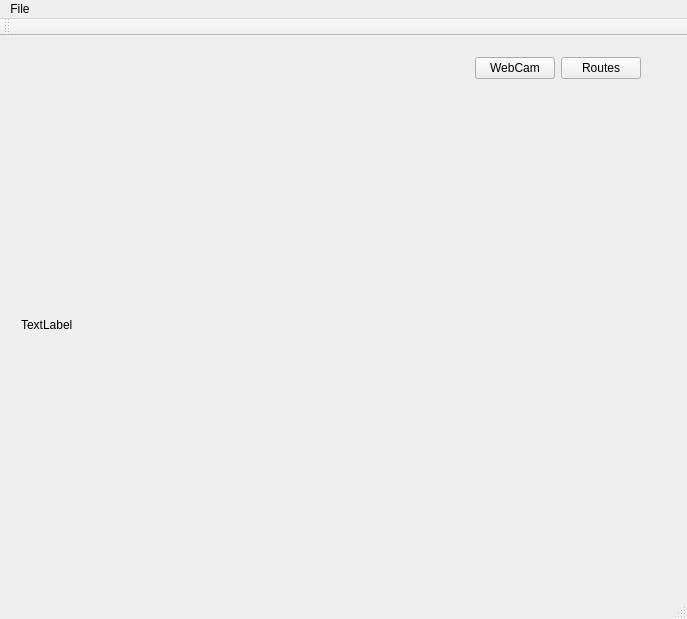
The window that cpp/car-gui/main_window.ui (berickson/car) describes before a commit, drawn with Qt 5.
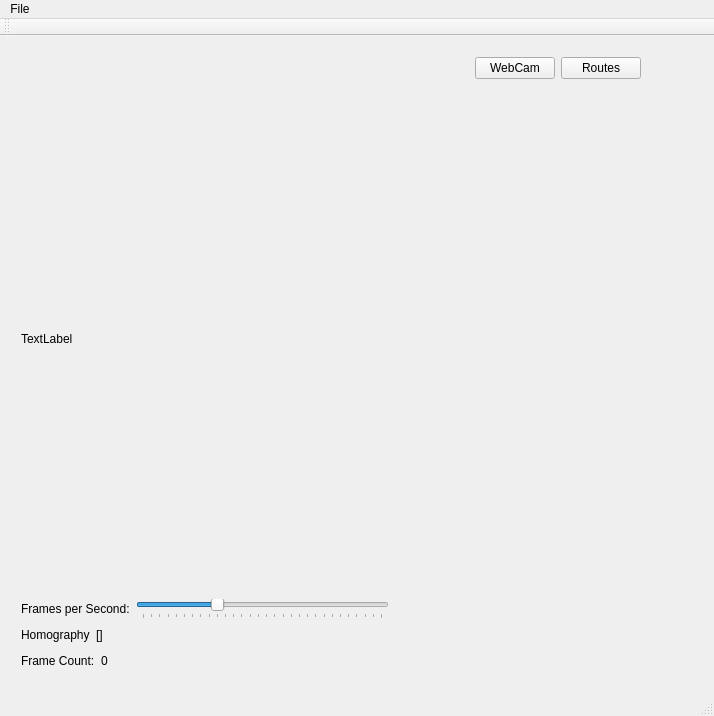
The same window after the commit. Icons and pictures are not drawn.

Commit message: Added frame grabber with skip for instant image updates.

What changed in the file:
```diff
--- a/cpp/car-gui/main_window.ui
+++ b/cpp/car-gui/main_window.ui
@@ -6,8 +6,8 @@
    <rect>
     <x>0</x>
     <y>0</y>
-    <width>687</width>
-    <height>619</height>
+    <width>714</width>
+    <height>716</height>
    </rect>
   </property>
   <property name="windowTitle">
@@ -30,7 +30,7 @@
       <x>10</x>
       <y>10</y>
       <width>642</width>
-      <height>512</height>
+      <height>636</height>
      </rect>
     </property>
     <layout class="QVBoxLayout" name="verticalLayout_2">
@@ -84,6 +84,117 @@
        </property>
       </widget>
      </item>
+     <item>
+      <layout class="QHBoxLayout" name="horizontalLayout_4">
+       <item>
+        <widget class="QLabel" name="homography_label_2">
+         <property name="text">
+          <string>Frames per Second:</string>
+         </property>
+        </widget>
+       </item>
+       <item>
+        <widget class="QSlider" name="frames_per_second_slider">
+         <property name="minimum">
+          <number>1</number>
+         </property>
+         <property name="maximum">
+          <number>30</number>
+         </property>
+         <property name="value">
+          <number>10</number>
+         </property>
+         <property name="sliderPosition">
+          <number>10</number>
+         </property>
+         <property name="orientation">
+          <enum>Qt::Horizontal</enum>
+         </property>
+         <property name="tickPosition">
+          <enum>QSlider::TicksBelow</enum>
+         </property>
+         <property name="tickInterval">
+          <number>1</number>
+         </property>
+        </widget>
+       </item>
+       <item>
+        <spacer name="horizontalSpacer_4">
+         <property name="orientation">
+          <enum>Qt::Horizontal</enum>
+         </property>
+         <property name="sizeHint" stdset="0">
+          <size>
+           <width>40</width>
+           <height>20</height>
+          </size>
+         </property>
+        </spacer>
+       </item>
+      </layout>
+     </item>
+     <item>
+      <layout class="QHBoxLayout" name="horizontalLayout_3">
+       <item>
+        <widget class="QLabel" name="homography_label">
+         <property name="text">
+          <string>Homography</string>
+         </property>
+        </widget>
+       </item>
+       <item>
+        <widget class="QLabel" name="homography_text">
+         <property name="text">
+          <string>[]</string>
+         </property>
+        </widget>
+       </item>
+       <item>
+        <spacer name="horizontalSpacer_3">
+         <property name="orientation">
+          <enum>Qt::Horizontal</enum>
+         </property>
+         <property name="sizeHint" stdset="0">
+          <size>
+           <width>40</width>
+           <height>20</height>
+          </size>
+         </property>
+        </spacer>
+       </item>
+      </layout>
+     </item>
+     <item>
+      <layout class="QHBoxLayout" name="horizontalLayout_2">
+       <item>
+        <widget class="QLabel" name="frame_count_label">
+         <property name="text">
+          <string>Frame Count:</string>
+         </property>
+        </widget>
+       </item>
+       <item>
+        <widget class="QLabel" name="frame_count_text">
+         <property name="text">
+          <string>0</string>
+         </property>
+        </widget>
+       </item>
+       <item>
+        <spacer name="horizontalSpacer_2">
+         <property name="orientation">
+          <enum>Qt::Horizontal</enum>
+         </property>
+         <property name="sizeHint" stdset="0">
+          <size>
+           <width>40</width>
+           <height>20</height>
+          </size>
+         </property>
+        </spacer>
+       </item>
+      </layout>
+     </item>
     </layout>
    </widget>
   </widget>
@@ -92,7 +203,7 @@
     <rect>
      <x>0</x>
      <y>0</y>
-     <width>687</width>
+     <width>714</width>
      <height>19</height>
     </rect>
    </property>
```
The commit also changes 5 other files.
